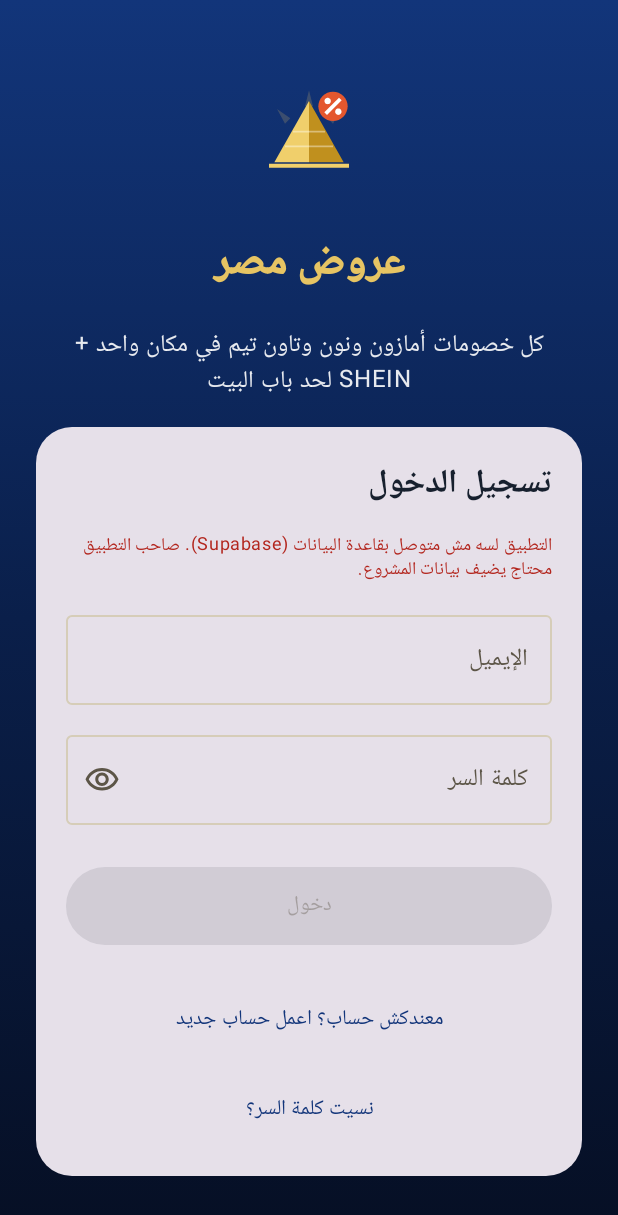
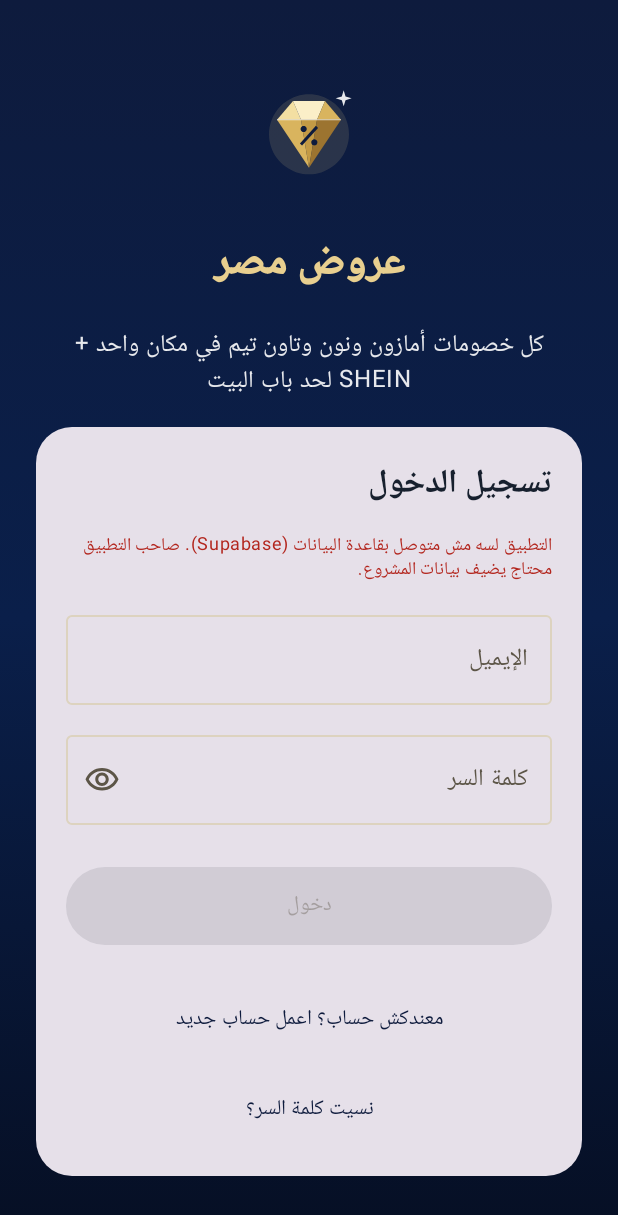
Before and after one commit to MKhElhalawany/deals-masr, an Android app built with Jetpack Compose: the screen it shows after launch (MainActivity), on a phone screen of 412 x 824 dp. Shown: the top 1215 px of the screen. Run offline under Robolectric (Android 15) with nearby library versions, the phone set to English and light mode, and no system bars; our stand-ins replace Room's generated code; libraries missing offline, so code that uses them is left out: com.google.mlkit.common, com.google.mlkit.nl; pictures from the network do not load; 5 statements that could not run were skipped.

Commit message:
SHEIN Saudi in-app store (search, link, departments, SHEIN filters, our EGP price = original × 14.5 × 1.20, size/colour/qty → checkout, WhatsApp button); premium identity (midnight + champagne gold, new gem icon + notification icon) (v3.9.0)
Co-Authored-By: Claude Opus 5.5 <noreply@anthropic.com>
Claude-Session: https://claude.ai/code/session_016Yk3eVx4mh9AnZWDowCWg1

```diff
--- a/android/app/build.gradle.kts
+++ b/android/app/build.gradle.kts
@@ -14,8 +14,8 @@ android {
         applicationId = "com.dealsmasr.app"
         minSdk = 26
         targetSdk = 35
-        versionCode = 14
-        versionName = "3.8.0"
+        versionCode = 15
+        versionName = "3.9.0"
         val apiBaseUrl = (project.findProperty("apiBaseUrl") as String?).orEmpty()
         buildConfigField("String", "DEFAULT_API_URL", "\"$apiBaseUrl\"")
         // Supabase project URL + public anon/publishable key (not secret; data is protected by RLS).
--- a/android/app/src/main/java/com/dealsmasr/app/core/OrderSummary.kt
+++ b/android/app/src/main/java/com/dealsmasr/app/core/OrderSummary.kt
@@ -54,7 +54,7 @@ object OrderSummary {
         if (!o.notes.isNullOrBlank()) appendLine("📝 ملاحظات العميل: ${o.notes}")
         appendLine("————————")
         appendLine("سعر المنتجات: ${Money.egp(o.breakdown.subtotalEgp)}")
-        appendLine("التوصيل: ${Money.egp(o.breakdown.deliveryFeeEgp)}")
+        appendLine("التوصيل: " + if (o.breakdown.deliveryFeeEgp.signum() == 0) "مجاني (شامل في السعر)" else Money.egp(o.breakdown.deliveryFeeEgp))
         append("💰 الإجمالي المطلوب: ${Money.egp(o.breakdown.totalEgp)}")
     }
 }
--- a/android/app/src/main/java/com/dealsmasr/app/ui/theme/Theme.kt
+++ b/android/app/src/main/java/com/dealsmasr/app/ui/theme/Theme.kt
@@ -15,11 +15,11 @@ import androidx.compose.ui.unit.dp
 import androidx.compose.ui.unit.sp
 import com.dealsmasr.app.data.ThemeMode
 
-// Visual identity "عروض مصر": Egyptian blue (lapis lazuli) + pharaonic gold, papyrus-light / night-blue dark.
-val Brand = Color(0xFF12357A)        // lapis
-val BrandDark = Color(0xFF0A1F4A)
-val Gold = Color(0xFFC9971C)
-val GoldLight = Color(0xFFE6C463)
+// Visual identity "عروض مصر" (v2, premium): midnight blue + champagne gold on warm ivory; midnight-black dark mode.
+val Brand = Color(0xFF0E1B3D)        // midnight
+val BrandDark = Color(0xFF070D1F)
+val Gold = Color(0xFFC8A45D)         // champagne
+val GoldLight = Color(0xFFE8CF8F)
 val Coral = Color(0xFFE4572E)        // discount seal
 val Ink = Color(0xFF17202E)
 val SheinBlack = Color(0xFF111111)
@@ -37,38 +37,38 @@ fun tierColor(key: String?): Color = when (key) {
 private val LightColors = lightColorScheme(
     primary = Brand,
     onPrimary = Color.White,
-    primaryContainer = Color(0xFFDCE4F7),
+    primaryContainer = Color(0xFFE4E8F3),
     onPrimaryContainer = BrandDark,
     secondary = Gold,
     onSecondary = Color.White,
-    secondaryContainer = Color(0xFFF6EAC8),
+    secondaryContainer = Color(0xFFF4EAD3),
     onSecondaryContainer = Color(0xFF3B2B00),
     tertiary = Coral,
-    background = Color(0xFFF7F3EA),
+    background = Color(0xFFFAF7F1),
     onBackground = Ink,
     surface = Color.White,
     onSurface = Ink,
-    surfaceVariant = Color(0xFFEFE9DC),
+    surfaceVariant = Color(0xFFF1ECE2),
     onSurfaceVariant = Color(0xFF5C5547),
-    outline = Color(0xFFD6CDB8),
+    outline = Color(0xFFDDD3BF),
     error = Color(0xFFB3261E),
 )
 
 private val DarkColors = darkColorScheme(
     primary = GoldLight,
     onPrimary = Color(0xFF2A1E00),
-    primaryContainer = Color(0xFF3A2F0B),
+    primaryContainer = Color(0xFF3A3018),
     onPrimaryContainer = Color(0xFFF6EAC8),
     secondary = Color(0xFF9DB7EE),
     onSecondary = BrandDark,
-    secondaryContainer = Color(0xFF1C2E57),
+    secondaryContainer = Color(0xFF1A2650),
     onSecondaryContainer = Color(0xFFDCE4F7),
     tertiary = Color(0xFFFF8A65),
-    background = Color(0xFF0A1324),
+    background = Color(0xFF070D1F),
     onBackground = Color(0xFFEEF1F7),
-    surface = Color(0xFF101C33),
+    surface = Color(0xFF0E1730),
     onSurface = Color(0xFFEEF1F7),
-    surfaceVariant = Color(0xFF18264A),
+    surfaceVariant = Color(0xFF16213F),
     onSurfaceVariant = Color(0xFFB5BED2),
     outline = Color(0xFF2E3E63),
 )
--- a/android/app/src/main/res/drawable/ic_launcher_foreground.xml
+++ b/android/app/src/main/res/drawable/ic_launcher_foreground.xml
@@ -1,19 +1,23 @@
 <?xml version="1.0" encoding="utf-8"?>
-<!-- عروض مصر: golden pyramid (Egypt) + coral discount seal (%), on Egyptian-blue (lapis) background -->
+<!-- عروض مصر — premium mark: champagne-gold cut gem carrying a % (a "gem of a deal"), with a spark -->
 <vector xmlns:android="http://schemas.android.com/apk/res/android"
     android:width="108dp" android:height="108dp" android:viewportWidth="108" android:viewportHeight="108">
-    <!-- sun rays behind the pyramid -->
-    <path android:fillColor="#33E9C46A" android:pathData="M54,22 L57,34 L51,34 Z M30,36 L40,43 L36,47 Z M78,36 L72,47 L68,43 Z" />
-    <!-- pyramid: lit face + shadow face -->
-    <path android:fillColor="#FFF0CF6B" android:pathData="M54,30 L28,76 L54,76 Z" />
-    <path android:fillColor="#FFC0901E" android:pathData="M54,30 L80,76 L54,76 Z" />
-    <!-- stone courses -->
-    <path android:strokeColor="#66FFFFFF" android:strokeWidth="1.2" android:pathData="M42,53 L66,53 M36,64 L72,64" />
-    <!-- ground line -->
-    <path android:fillColor="#FFF0CF6B" android:pathData="M24,77 L84,77 L84,80 L24,80 Z" />
-    <!-- discount seal -->
-    <path android:fillColor="#FFE4572E" android:pathData="M72,34 m-11,0 a11,11 0,1 1,22 0 a11,11 0,1 1,-22 0" />
-    <path android:fillColor="#FFFFFFFF" android:pathData="M68,30 m-2.4,0 a2.4,2.4 0,1 1,4.8 0 a2.4,2.4 0,1 1,-4.8 0" />
-    <path android:fillColor="#FFFFFFFF" android:pathData="M76,38 m-2.4,0 a2.4,2.4 0,1 1,4.8 0 a2.4,2.4 0,1 1,-4.8 0" />
-    <path android:fillColor="#FFFFFFFF" android:pathData="M76.5,27.5 L78.5,29.5 L67.5,40.5 L65.5,38.5 Z" />
+    <!-- soft glow -->
+    <path android:fillColor="#22E8CF8F" android:pathData="M54,55 m-30,0 a30,30 0,1 1,60 0 a30,30 0,1 1,-60 0" />
+    <!-- crown -->
+    <path android:fillColor="#FFF3DFA2" android:pathData="M30,44 L42,30 L48,44 Z" />
+    <path android:fillColor="#FFFBEFC8" android:pathData="M42,30 L66,30 L60,44 L48,44 Z" />
+    <path android:fillColor="#FFD9B45E" android:pathData="M66,30 L78,44 L60,44 Z" />
+    <!-- pavilion -->
+    <path android:fillColor="#FFD9B45E" android:pathData="M30,44 L48,44 L54,80 Z" />
+    <path android:fillColor="#FFC39A45" android:pathData="M48,44 L60,44 L54,80 Z" />
+    <path android:fillColor="#FF9C7430" android:pathData="M60,44 L78,44 L54,80 Z" />
+    <!-- girdle highlight -->
+    <path android:strokeColor="#AAFFFFFF" android:strokeWidth="0.8" android:pathData="M30,44 L78,44" />
+    <!-- % in midnight -->
+    <path android:fillColor="#FF0E1B3D" android:pathData="M50,51 m-2.3,0 a2.3,2.3 0,1 1,4.6 0 a2.3,2.3 0,1 1,-4.6 0" />
+    <path android:fillColor="#FF0E1B3D" android:pathData="M58,61 m-2.3,0 a2.3,2.3 0,1 1,4.6 0 a2.3,2.3 0,1 1,-4.6 0" />
+    <path android:fillColor="#FF0E1B3D" android:pathData="M59.2,48.6 L60.8,50.2 L48.8,63.4 L47.2,61.8 Z" />
+    <!-- spark -->
+    <path android:fillColor="#E6FFFFFF" android:pathData="M80,22 L81.4,26.6 L86,28 L81.4,29.4 L80,34 L78.6,29.4 L74,28 L78.6,26.6 Z" />
 </vector>
--- a/android/app/src/main/res/drawable/ic_stat_deal.xml
+++ b/android/app/src/main/res/drawable/ic_stat_deal.xml
@@ -1,7 +1,10 @@
 <?xml version="1.0" encoding="utf-8"?>
-<!-- status-bar icon (monochrome): pyramid + % seal -->
+<!-- status-bar icon (monochrome): the cut gem with a % cut out -->
 <vector xmlns:android="http://schemas.android.com/apk/res/android"
     android:width="24dp" android:height="24dp" android:viewportWidth="24" android:viewportHeight="24">
-    <path android:fillColor="#FFFFFFFF" android:pathData="M10,5 L2,20 L18,20 Z" />
-    <path android:fillColor="#FFFFFFFF" android:pathData="M18,7 m-4.5,0 a4.5,4.5 0,1 1,9 0 a4.5,4.5 0,1 1,-9 0" />
+    <path android:fillColor="#FFFFFFFF" android:fillType="evenOdd"
+        android:pathData="M9,4 L15,4 L21,9 L12,21 L3,9 Z
+            M10,10.6 m-1.3,0 a1.3,1.3 0,1 0,2.6 0 a1.3,1.3 0,1 0,-2.6 0 Z
+            M14,14.6 m-1.3,0 a1.3,1.3 0,1 0,2.6 0 a1.3,1.3 0,1 0,-2.6 0 Z
+            M14.6,9.4 L15.4,10.2 L9.4,16.6 L8.6,15.8 Z" />
 </vector>
--- a/android/app/src/main/res/mipmap-anydpi-v26/ic_launcher.xml
+++ b/android/app/src/main/res/mipmap-anydpi-v26/ic_launcher.xml
@@ -1,5 +1,6 @@
 <?xml version="1.0" encoding="utf-8"?>
 <adaptive-icon xmlns:android="http://schemas.android.com/apk/res/android">
-    <background android:drawable="@color/ic_bg" />
+    <background android:drawable="@drawable/ic_launcher_background" />
     <foreground android:drawable="@drawable/ic_launcher_foreground" />
+    <monochrome android:drawable="@drawable/ic_stat_deal" />
 </adaptive-icon>
--- a/android/app/src/main/res/values/colors.xml
+++ b/android/app/src/main/res/values/colors.xml
@@ -1,7 +1,7 @@
 <?xml version="1.0" encoding="utf-8"?>
 <resources>
-    <color name="bg">#FFF7F3EA</color>
-    <color name="brand">#FF12357A</color>
-    <color name="ic_bg">#FF0E2A5C</color>
-    <color name="gold">#FFC9971C</color>
+    <color name="bg">#FFFAF7F1</color>
+    <color name="brand">#FF0E1B3D</color>
+    <color name="ic_bg">#FF0E1B3D</color>
+    <color name="gold">#FFC8A45D</color>
 </resources>
```
Also changed, not shown: android/app/src/main/java/com/dealsmasr/app/core/SheinPricing.kt (+5 -5 lines), android/app/src/main/java/com/dealsmasr/app/data/SheinRepository.kt (+9 -0 lines), android/app/src/main/java/com/dealsmasr/app/ui/AppNav.kt (+5 -2 lines), android/app/src/main/java/com/dealsmasr/app/ui/shein/SheinScreen.kt (+7 -5 lines), android/app/src/main/java/com/dealsmasr/app/ui/shein/SheinStoreScreen.kt (added, +341 -0 lines), android/app/src/main/res/drawable/ic_launcher_background.xml (added, +12 -0 lines), 4 other files.
